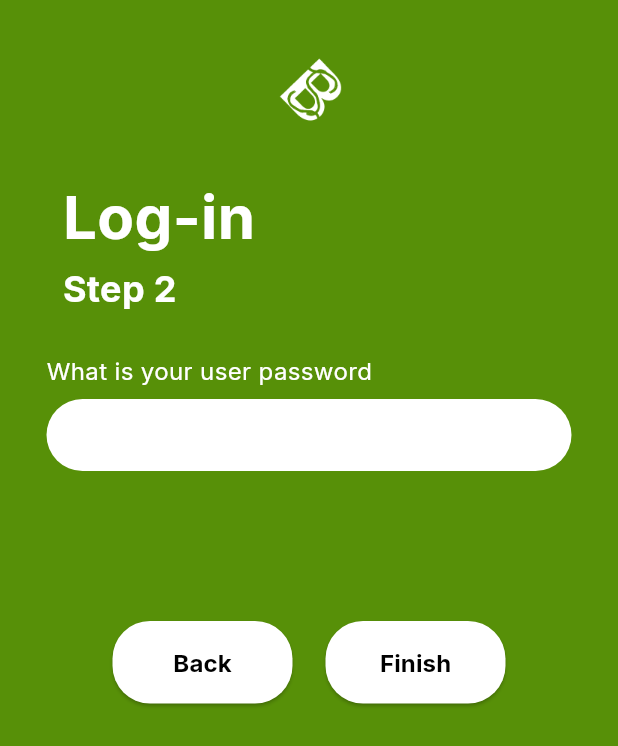
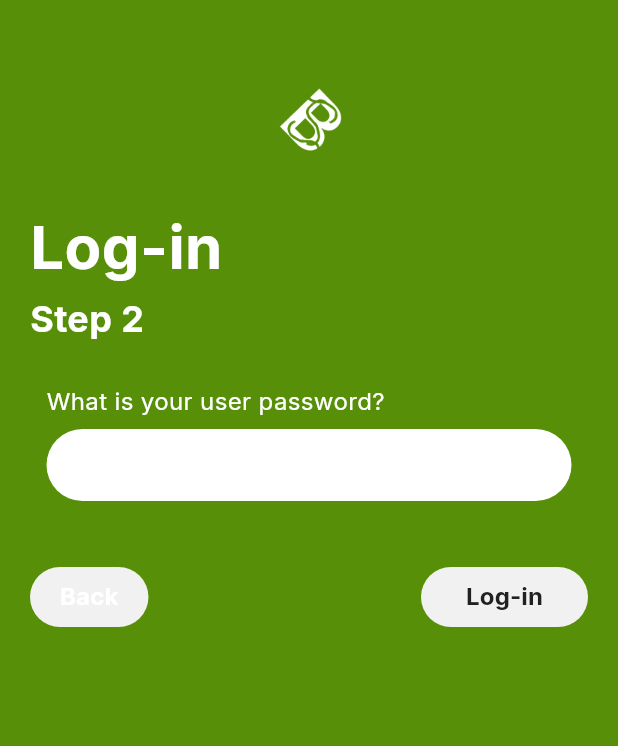
Before and after one commit to keanedalisay/cc206_benta, a Flutter app: the LogIn2 screen opened by its route, on a phone screen of 412 x 824 dp. Shown: the top 746 px of the screen. Run offline on Flutter 3.47's test engine with Material 3 defaults, Android fonts, the phone set to English and light mode, and no system bars; our stand-ins replace auto_size_text, email_validator, firebase_auth, firebase_core, image_picker, shared_preferences and 1 more; missing offline and left inert: flutter_barcode_scanner; accounts and stored records are empty.

Commit message:
Refactor layout and colors of log-in views

```diff
--- a/lib/src/features/log-in/login-2.dart
+++ b/lib/src/features/log-in/login-2.dart
@@ -1,5 +1,6 @@
 import 'dart:developer';
 
+import 'package:cc206_benta/src/shared-components/custom-widgets/general-text-button.dart';
 import 'package:flutter/material.dart';
 import 'package:cc206_benta/src/features/sign-up/auth_service.dart';
 import 'package:cc206_benta/src/features/log-in/logging-in-account.dart';
@@ -8,16 +9,15 @@ class LogIn2 extends StatefulWidget {
   const LogIn2({super.key});
 
   @override
- _LogInState createState() => _LogInState();
+ _LogIn2State createState() => _LogIn2State();
 }
 
-class _LogInState extends State<LogIn2> {
+class _LogIn2State extends State<LogIn2> {
 
   final _auth = AuthService();
 
   final _formKey = GlobalKey<FormState>();
   final _password1 = TextEditingController();
-
 
   @override
   void dispose() {
@@ -41,9 +41,11 @@ class _LogInState extends State<LogIn2> {
 
   @override
   Widget build(BuildContext context) {
-
     final Map<String, String>? args =
-    ModalRoute.of(context)?.settings.arguments as Map<String, String>?;
+    ModalRoute
+        .of(context)
+        ?.settings
+        .arguments as Map<String, String>?;
 
     final String email = args?['email'] ?? '';
 
@@ -51,28 +53,27 @@ class _LogInState extends State<LogIn2> {
       body: Container(
         width: double.infinity,
         height: double.infinity,
+        padding: EdgeInsets.symmetric(horizontal: 20),
         color: const Color.fromRGBO(87, 144, 8, 1),
-        child: Center(
+        child: SingleChildScrollView(
           child: Form(
             key: _formKey,
             child: Column(
               mainAxisAlignment: MainAxisAlignment.start,
               children: [
-                const SizedBox(height: 20),
+                const SizedBox(height: 40),
                 Image.asset(
                   'assets/images/benta_logo_single_letter_80_x_80.png',
                   width: 80,
                   height: 80,
                 ),
                 const SizedBox(height: 20),
-                const Padding(
-                  padding: EdgeInsets.symmetric(horizontal: 20),
+                Container(
+                  alignment: Alignment.centerLeft,
                   child: Column(
                     crossAxisAlignment: CrossAxisAlignment.start,
                     children: [
-                      Padding(
-                        padding: EdgeInsets.fromLTRB(0, 0, 200, 0),
-                        child: Text(
+                      Text(
                         'Log-in',
                         style: TextStyle(
                           fontFamily: 'Inter',
@@ -82,11 +83,8 @@ class _LogInState extends State<LogIn2> {
                           color: Colors.white,
                         ),
                       ),
-                      ),
                       SizedBox(height: 10),
-                      Padding(
-                        padding: EdgeInsets.fromLTRB(0, 0, 200, 0),
-                        child: Text(
+                      Text(
                         'Step 2',
                         style: TextStyle(
                           fontFamily: 'Inter',
@@ -96,18 +94,16 @@ class _LogInState extends State<LogIn2> {
                           color: Colors.white,
                         ),
                       ),
-                      ),
                     ],
                   ),
                 ),
                 const SizedBox(height: 30),
-                Padding(
-                  padding: const EdgeInsets.symmetric(horizontal: 20),
+                Container(
                   child: Column(
                     crossAxisAlignment: CrossAxisAlignment.start,
                     children: [
                       const Text(
-                        "What is your user password",
+                        "What is your user password?",
                         style: TextStyle(
                           fontFamily: 'Inter',
                           fontSize: 16,
@@ -143,45 +139,23 @@ class _LogInState extends State<LogIn2> {
                           },
                         ),
                       ),
-                      const SizedBox(height: 20),
-
-                      const SizedBox(height: 10),
                     ],
                   ),
                 ),
-                const SizedBox(height: 30),
-                Padding(
-                  padding: const EdgeInsets.symmetric(horizontal: 75),
-                  child: Row(
+                Row(
                     mainAxisAlignment: MainAxisAlignment.spaceBetween,
                     children: [
-                      ElevatedButton(
-                        onPressed: () {
-                          Navigator.pop(context);
-                        },
-                        style: ElevatedButton.styleFrom(
-                          minimumSize: const Size(120, 55),
-                          backgroundColor: Colors.white,
-                          shape: RoundedRectangleBorder(
-                            borderRadius: BorderRadius.circular(25),
+                      GeneralTextButton(
+                          label: 'Back',
+                          color: Color(0xFFFFFFFF),
+                          backgroundColor: Color(0xFF579008),
+                          onPressed: () => Navigator.pop(context),
+                          padding: 20
                       ),
-                          padding: const EdgeInsets.symmetric(
-                            horizontal: 20,
-                            vertical: 10,
-                          ),
-                        ),
-                        child: const Text(
-                          'Back',
-                          style: TextStyle(
-                            fontFamily: 'Inter',
-                            fontSize: 16,
-                            fontWeight: FontWeight.w700,
-                            height: 19.36 / 16,
-                            color: Colors.black,
-                          ),
-                        ),
-                      ),
-                      ElevatedButton(
+                      GeneralTextButton(
+                          label: 'Log-in',
+                          color: Color(0xFF212121),
+                          backgroundColor: Color(0xFFFFFFFF),
                           onPressed: () async {
                             if (_formKey.currentState!.validate()) {
                               final isLoginSuccessful = await _login(email);
@@ -200,31 +174,11 @@ class _LogInState extends State<LogIn2> {
                               }
                             }
                           },
-                        style: ElevatedButton.styleFrom(
-                          minimumSize: const Size(120, 55),
-                          backgroundColor: Colors.white,
-                          shape: RoundedRectangleBorder(
-                            borderRadius: BorderRadius.circular(25),
-                          ),
-                          padding: const EdgeInsets.symmetric(
-                            horizontal: 20,
-                            vertical: 10,
-                          ),
-                        ),
-                        child: const Text(
-                          'Finish',
-                          style: TextStyle(
-                            fontFamily: 'Inter',
-                            fontSize: 16,
-                            fontWeight: FontWeight.w700,
-                            height: 19.36 / 16,
-                            color: Colors.black,
-                          ),
-                        ),
-                      ),
+                          padding: 30
+                      )
                     ],
                   ),
-                ),
+                const SizedBox(height: 40),
               ],
             ),
           ),
@@ -232,4 +186,5 @@ class _LogInState extends State<LogIn2> {
       ),
     );
   }
+
 }
```
Also changed, not shown: lib/src/features/log-in/logging-in-account.dart (+5 -2 lines), lib/src/features/log-in/login-1.dart (+33 -47 lines). Lines whose indentation alone changed are shown as unchanged.
